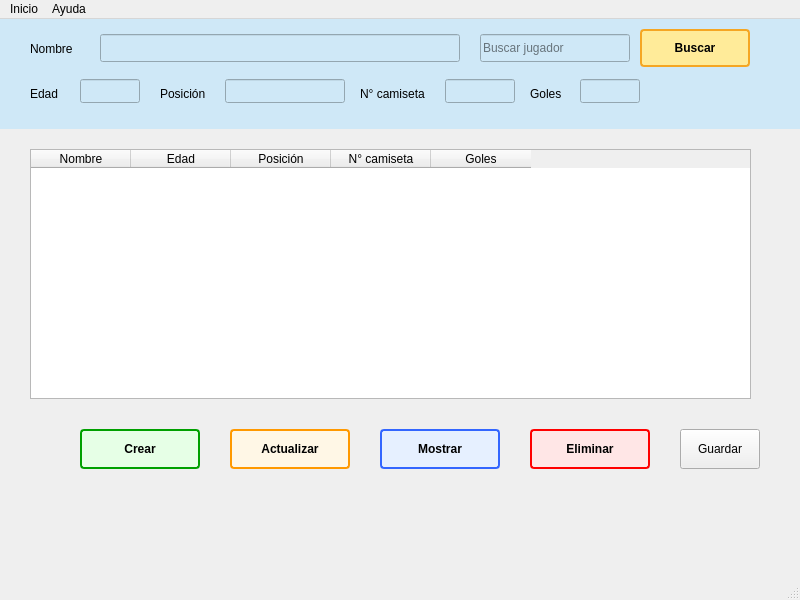
Old version of the form Ui/mainwindow.ui in the repository leodefaz367/PROYECTO_PROGRA_B2_Majo_Leo.
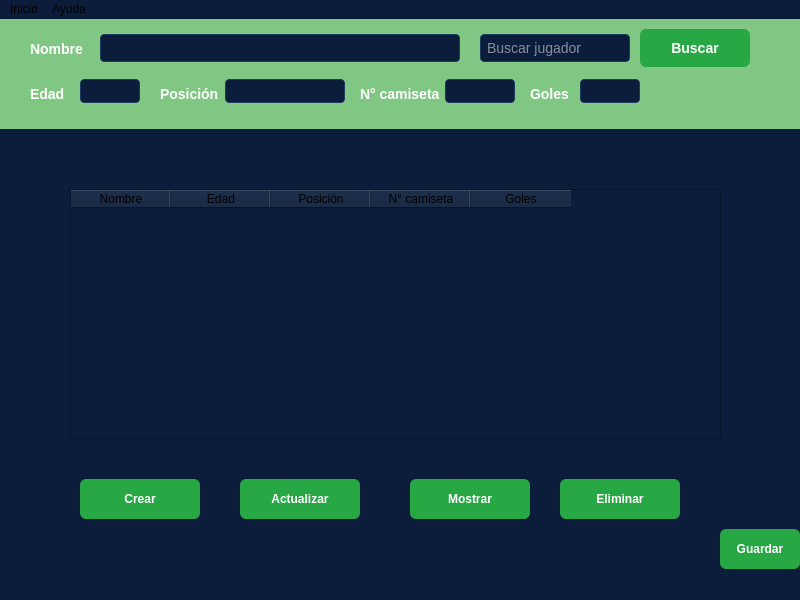
New version of the form.

What changed in the file:
```diff
--- a/Ui/mainwindow.ui
+++ b/Ui/mainwindow.ui
@@ -13,6 +13,9 @@
   <property name="windowTitle">
    <string>REGISTRO DE JUGADORES</string>
   </property>
+  <property name="styleSheet">
+   <string notr="true">QWidget { background-color: #0b1d3a; /* fondo oscuro */ }</string>
+  </property>
   <widget class="QWidget" name="centralwidget">
    <widget class="QFrame" name="frameCabecera">
     <property name="geometry">
@@ -24,7 +27,13 @@
      </rect>
     </property>
     <property name="styleSheet">
-     <string notr="true">background-color: #cfe8f7;</string>
+     <string notr="true">QWidget {
+    background-color: #81c784;   /* verde medio oscuro */
+    color: #1b5e20;              /* verde muy oscuro para texto */
+    font-family: Segoe UI, Arial;
+    font-size: 14px;
+}
+</string>
     </property>
     <property name="frameShape">
      <enum>QFrame::Shape::NoFrame</enum>
@@ -38,6 +47,9 @@
        <height>20</height>
       </rect>
      </property>
+     <property name="styleSheet">
+      <string notr="true">QLabel { color: #ffffff; font-weight: bold; }</string>
+     </property>
      <property name="text">
       <string>Nombre</string>
      </property>
@@ -51,6 +63,9 @@
        <height>28</height>
       </rect>
      </property>
+     <property name="styleSheet">
+      <string notr="true">QLineEdit { background-color: #0b1d3a; color: #ffffff; border: 1px solid #1f3b60; border-radius: 4px; padding: 4px; } QLineEdit:focus { border: 1px solid #28a745; }</string>
+     </property>
     </widget>
     <widget class="QLineEdit" name="txtBuscar">
      <property name="geometry">
@@ -61,6 +76,9 @@
        <height>28</height>
       </rect>
      </property>
+     <property name="styleSheet">
+      <string notr="true">QLineEdit { background-color: #0b1d3a; color: #ffffff; border: 1px solid #1f3b60; border-radius: 4px; padding: 4px; } QLineEdit:focus { border: 1px solid #28a745; }</string>
+     </property>
      <property name="placeholderText">
       <string>Buscar jugador</string>
      </property>
@@ -75,16 +93,7 @@
       </rect>
      </property>
      <property name="styleSheet">
-      <string notr="true">
-QPushButton {
-    background-color: #ffeb99;
-    border: 2px solid #f5a623;
-    border-radius: 4px;
-    font-weight: bold;
-}
-QPushButton:hover {
-    background-color: #ffe066;
-}
+      <string notr="true">QPushButton { background-color: #28a745; /* verde brillante */ color: #ffffff; border-radius: 6px; padding: 6px 12px; font-weight: bold; } QPushButton:hover { background-color: #34d058; /* verde más claro */ } QPushButton:pressed { background-color: #1f3b60; /* azul intermedio */ }
       </string>
      </property>
      <property name="text">
@@ -100,6 +109,9 @@
        <height>20</height>
       </rect>
      </property>
+     <property name="styleSheet">
+      <string notr="true">QLabel { color: #ffffff; font-weight: bold; }</string>
+     </property>
      <property name="text">
       <string>Edad</string>
      </property>
@@ -113,6 +125,9 @@
        <height>24</height>
       </rect>
      </property>
+     <property name="styleSheet">
+      <string notr="true">QLineEdit { background-color: #0b1d3a; color: #ffffff; border: 1px solid #1f3b60; border-radius: 4px; padding: 4px; } QLineEdit:focus { border: 1px solid #28a745; }</string>
+     </property>
     </widget>
     <widget class="QLabel" name="lblPosicion">
      <property name="geometry">
@@ -123,6 +138,9 @@
        <height>20</height>
       </rect>
      </property>
+     <property name="styleSheet">
+      <string notr="true">QLabel { color: #ffffff; font-weight: bold; }</string>
+     </property>
      <property name="text">
       <string>Posición</string>
      </property>
@@ -136,6 +154,9 @@
        <height>24</height>
       </rect>
      </property>
+     <property name="styleSheet">
+      <string notr="true">QLineEdit { background-color: #0b1d3a; color: #ffffff; border: 1px solid #1f3b60; border-radius: 4px; padding: 4px; } QLineEdit:focus { border: 1px solid #28a745; }</string>
+     </property>
     </widget>
     <widget class="QLabel" name="lblCamiseta">
      <property name="geometry">
@@ -146,6 +167,9 @@
        <height>20</height>
       </rect>
      </property>
+     <property name="styleSheet">
+      <string notr="true">QLabel { color: #ffffff; font-weight: bold; }</string>
+     </property>
      <property name="text">
       <string>N° camiseta</string>
      </property>
@@ -159,6 +183,9 @@
        <height>24</height>
       </rect>
      </property>
+     <property name="styleSheet">
+      <string notr="true">QLineEdit { background-color: #0b1d3a; color: #ffffff; border: 1px solid #1f3b60; border-radius: 4px; padding: 4px; } QLineEdit:focus { border: 1px solid #28a745; }</string>
+     </property>
     </widget>
     <widget class="QLabel" name="lblGoles">
      <property name="geometry">
@@ -169,6 +196,9 @@
        <height>20</height>
       </rect>
      </property>
+     <property name="styleSheet">
+      <string notr="true">QLabel { color: #ffffff; font-weight: bold; }</string>
+     </property>
      <property name="text">
       <string>Goles</string>
      </property>
@@ -182,17 +212,23 @@
        <height>24</height>
       </rect>
      </property>
+     <property name="styleSheet">
+      <string notr="true">QLineEdit { background-color: #0b1d3a; color: #ffffff; border: 1px solid #1f3b60; border-radius: 4px; padding: 4px; } QLineEdit:focus { border: 1px solid #28a745; }</string>
+     </property>
     </widget>
    </widget>
    <widget class="QTableWidget" name="TableJugadores">
     <property name="geometry">
      <rect>
-      <x>30</x>
-      <y>130</y>
-      <width>721</width>
+      <x>70</x>
+      <y>170</y>
+      <width>651</width>
       <height>250</height>
      </rect>
     </property>
+    <property name="styleSheet">
+     <string notr="true">QFrame#frameLogin { background-color: #4dd0e1; /* verde agua */ border-radius: 12px; padding: 20px; }</string>
+    </property>
     <column>
      <property name="text">
       <string>Nombre</string>
@@ -223,22 +259,13 @@
     <property name="geometry">
      <rect>
       <x>80</x>
-      <y>410</y>
+      <y>460</y>
       <width>120</width>
       <height>40</height>
      </rect>
     </property>
     <property name="styleSheet">
-     <string notr="true">
-QPushButton {
-    background-color: #e6ffe6;
-    border: 2px solid #00a000;
-    border-radius: 4px;
-    font-weight: bold;
-}
-QPushButton:hover {
-    background-color: #ccffcc;
-}
+     <string notr="true">QPushButton { background-color: #28a745; /* verde brillante */ color: #ffffff; border-radius: 6px; padding: 6px 12px; font-weight: bold; } QPushButton:hover { background-color: #34d058; /* verde más claro */ } QPushButton:pressed { background-color: #1f3b60; /* azul intermedio */ }
      </string>
     </property>
     <property name="text">
@@ -248,23 +275,14 @@
    <widget class="QPushButton" name="btnEditar">
     <property name="geometry">
      <rect>
-      <x>230</x>
-      <y>410</y>
+      <x>240</x>
+      <y>460</y>
       <width>120</width>
       <height>40</height>
      </rect>
     </property>
     <property name="styleSheet">
-     <string notr="true">
-QPushButton {
-    background-color: #fff7e6;
-    border: 2px solid #ff9900;
-    border-radius: 4px;
-    font-weight: bold;
-}
-QPushButton:hover {
-    background-color: #ffe0b3;
-}
+     <string notr="true">QPushButton { background-color: #28a745; /* verde brillante */ color: #ffffff; border-radius: 6px; padding: 6px 12px; font-weight: bold; } QPushButton:hover { background-color: #34d058; /* verde más claro */ } QPushButton:pressed { background-color: #1f3b60; /* azul intermedio */ }
      </string>
     </property>
     <property name="text">
@@ -274,24 +292,15 @@
    <widget class="QPushButton" name="btnCargar">
     <property name="geometry">
      <rect>
-      <x>380</x>
-      <y>410</y>
+      <x>410</x>
+      <y>460</y>
       <width>120</width>
       <height>40</height>
      </rect>
     </property>
     <property name="styleSheet">
      <string notr="true">
-QPushButton {
-    background-color: #e6f0ff;
-    border: 2px solid #3366ff;
-    border-radius: 4px;
-    font-weight: bold;
-}
-QPushButton:hover {
-    background-color: #ccdfff;
-}
-     </string>
+QPushButton { background-color: #28a745; /* verde brillante */ color: #ffffff; border-radius: 6px; padding: 6px 12px; font-weight: bold; } QPushButton:hover { background-color: #34d058; /* verde más claro */ } QPushButton:pressed { background-color: #1f3b60; /* azul intermedio */ }</string>
     </property>
     <property name="text">
      <string>Mostrar</string>
@@ -300,23 +309,14 @@
    <widget class="QPushButton" name="btnEliminar">
     <property name="geometry">
      <rect>
-      <x>530</x>
-      <y>410</y>
+      <x>560</x>
+      <y>460</y>
       <width>120</width>
       <height>40</height>
      </rect>
     </property>
     <property name="styleSheet">
-     <string notr="true">
-QPushButton {
-    background-color: #ffe6e6;
-    border: 2px solid #ff0000;
-    border-radius: 4px;
-    font-weight: bold;
-}
-QPushButton:hover {
-    background-color: #ffcccc;
-}
+     <string notr="true">QPushButton { background-color: #28a745; /* verde brillante */ color: #ffffff; border-radius: 6px; padding: 6px 12px; font-weight: bold; } QPushButton:hover { background-color: #34d058; /* verde más claro */ } QPushButton:pressed { background-color: #1f3b60; /* azul intermedio */ }
      </string>
     </property>
     <property name="text">
@@ -326,12 +326,15 @@
    <widget class="QPushButton" name="btnGuardar">
     <property name="geometry">
      <rect>
-      <x>680</x>
-      <y>410</y>
+      <x>720</x>
+      <y>510</y>
       <width>80</width>
       <height>40</height>
      </rect>
     </property>
+    <property name="styleSheet">
+     <string notr="true">QPushButton { background-color: #28a745; /* verde brillante */ color: #ffffff; border-radius: 6px; padding: 6px 12px; font-weight: bold; } QPushButton:hover { background-color: #34d058; /* verde más claro */ } QPushButton:pressed { background-color: #1f3b60; /* azul intermedio */ }</string>
+    </property>
     <property name="text">
      <string>Guardar</string>
     </property>
@@ -343,7 +346,7 @@
      <x>0</x>
      <y>0</y>
      <width>800</width>
-     <height>26</height>
+     <height>25</height>
     </rect>
    </property>
    <widget class="QMenu" name="menuInicio">
```
